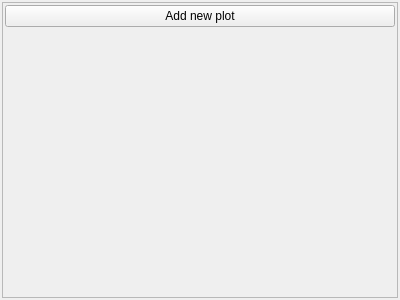
Above: ui/plot_editor_widget.ui from zkovari/plotlyst before the change. Below: the same form after it.
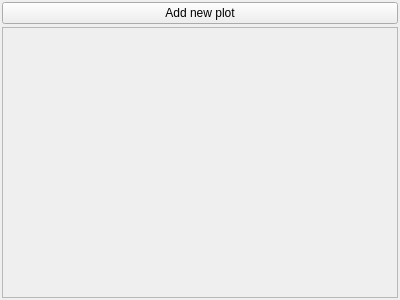
That is the form after the change. Custom widgets are drawn as their Qt base class.

Commit message: Add plot frame

Patch:
```diff
--- a/ui/plot_editor_widget.ui
+++ b/ui/plot_editor_widget.ui
@@ -35,6 +35,13 @@
    <property name="bottomMargin">
     <number>2</number>
    </property>
+   <item>
+    <widget class="SecondaryActionPushButton" name="btnAdd">
+     <property name="text">
+      <string>Add new plot</string>
+     </property>
+    </widget>
+   </item>
    <item>
     <widget class="QScrollArea" name="scrollArea">
      <property name="widgetResizable">
@@ -45,8 +52,8 @@
        <rect>
         <x>0</x>
         <y>0</y>
-        <width>394</width>
-        <height>294</height>
+        <width>386</width>
+        <height>269</height>
        </rect>
       </property>
       <property name="sizePolicy">
@@ -55,43 +62,6 @@
         <verstretch>0</verstretch>
        </sizepolicy>
       </property>
-      <layout class="QVBoxLayout" name="verticalLayout_2">
-       <property name="spacing">
-        <number>4</number>
-       </property>
-       <property name="leftMargin">
-        <number>2</number>
-       </property>
-       <property name="topMargin">
-        <number>2</number>
-       </property>
-       <property name="rightMargin">
-        <number>2</number>
-       </property>
-       <property name="bottomMargin">
-        <number>2</number>
-       </property>
-       <item>
-        <widget class="SecondaryActionPushButton" name="btnAdd">
-         <property name="text">
-          <string>Add new plot</string>
-         </property>
-        </widget>
-       </item>
-       <item>
-        <spacer name="verticalSpacer">
-         <property name="orientation">
-          <enum>Qt::Vertical</enum>
-         </property>
-         <property name="sizeHint" stdset="0">
-          <size>
-           <width>20</width>
-           <height>40</height>
-          </size>
-         </property>
-        </spacer>
-       </item>
-      </layout>
      </widget>
     </widget>
    </item>
```
The commit also changes 2 other files.
